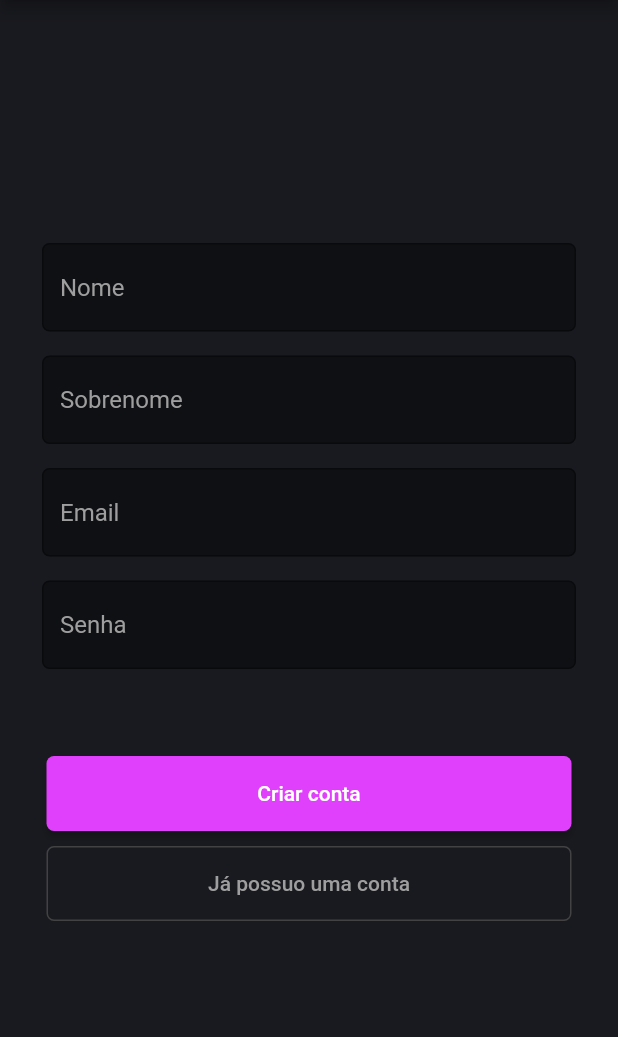
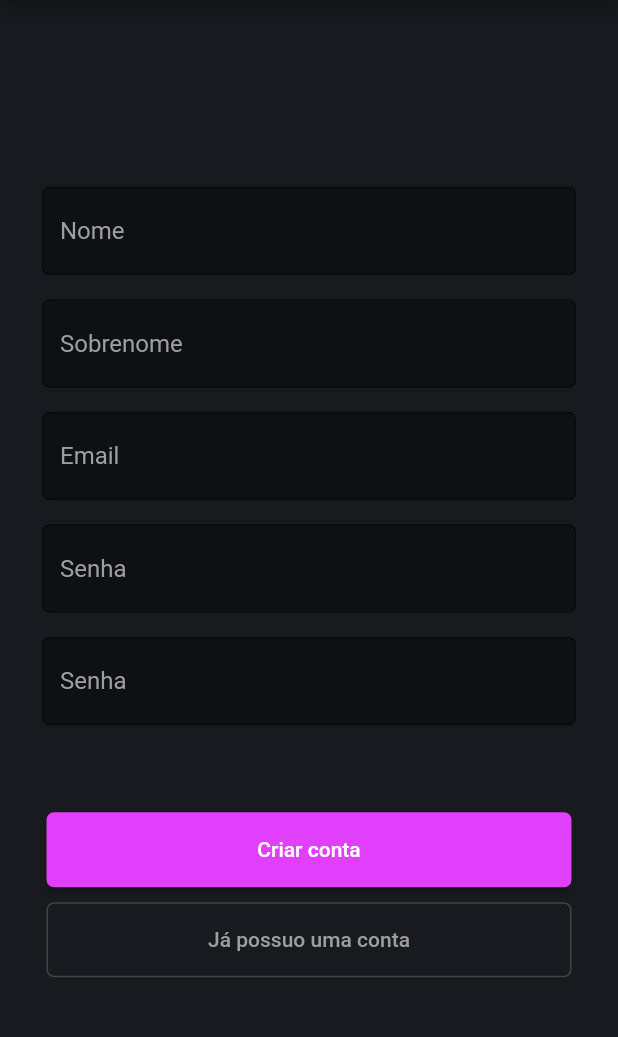
Before and after one commit to VagnerWillian/CreativeArt, a Flutter app: the screen it shows after launch, after a tap on "Criar uma conta", on a phone screen of 412 x 824 dp, the part 84-1121 px from its top. Run offline on Flutter 3.47's test engine with Material 2 defaults, Android fonts, the phone set to English and light mode, and no system bars; our stand-ins replace cloud_firestore, firebase_auth, firebase_storage, font_awesome_flutter, image_picker, shared_preferences; missing offline and left inert: bloc_pattern, call_to_all, image_crop; accounts and stored records are empty.

```diff
--- a/lib/blocs/user.bloc.dart
+++ /dev/null
@@ -1,28 +0,0 @@
-import 'package:bloc_pattern/bloc_pattern.dart';
-
-class UserBloc implements BlocBase{
-  @override
-  void addListener(listener) {
-    // TODO: implement addListener
-  }
-
-  @override
-  void dispose() {
-    // TODO: implement dispose
-  }
-
-  @override
-  // TODO: implement hasListeners
-  bool get hasListeners => null;
-
-  @override
-  void notifyListeners() {
-    // TODO: implement notifyListeners
-  }
-
-  @override
-  void removeListener(listener) {
-    // TODO: implement removeListener
-  }
-
-}
--- a/lib/componentes/textformfield/login.signup.input.dart
+++ b/lib/componentes/textformfield/login.signup.input.dart
@@ -1,12 +1,13 @@
 import 'package:flutter/material.dart';
 
-Widget TextInputCustom(String hint, {bool obscure}){
+Widget TextInputCustom(String hint, {bool obscure, TextEditingController controller}){
   return Container(
     decoration: BoxDecoration(
       borderRadius: BorderRadius.circular(5),
       color: Colors.black38,
     ),
     child: TextFormField(
+      controller: controller,
       obscureText: obscure ?? false,
       style: TextStyle(color: Colors.white),
       decoration: InputDecoration(
--- a/lib/tabs/signin.signup.tabs.dart
+++ b/lib/tabs/signin.signup.tabs.dart
@@ -4,6 +4,13 @@ import 'package:flutter/material.dart';
 class FormsTabs{
 
   TabController tabController;
+
+  TextEditingController nameController = TextEditingController();
+  TextEditingController sobrenameController = TextEditingController();
+  TextEditingController emailController = TextEditingController();
+  TextEditingController passController = TextEditingController();
+  TextEditingController confirmPassController = TextEditingController();
+
   FormsTabs({this.tabController});
 
   Widget LoginTab({TabController tabController}){
@@ -22,7 +29,7 @@ class FormsTabs{
                     decoration: BoxDecoration(
                       borderRadius: BorderRadius.circular(5),
                     ),
-                    child: TextInputCustom("Email")
+                    child: TextInputCustom("Email", controller: emailController)
                 ),
               ),
               Padding(
@@ -31,7 +38,7 @@ class FormsTabs{
                     decoration: BoxDecoration(
                       borderRadius: BorderRadius.circular(5),
                     ),
-                    child: TextInputCustom("Senha", obscure: true)
+                    child: TextInputCustom("Senha", obscure: true, controller: passController)
                 ),
               ),
               Container(
@@ -86,7 +93,7 @@ class FormsTabs{
                     decoration: BoxDecoration(
                       borderRadius: BorderRadius.circular(5),
                     ),
-                    child: TextInputCustom("Nome")
+                    child: TextInputCustom("Nome", controller: nameController)
                 ),
               ),
               Padding(
@@ -95,7 +102,7 @@ class FormsTabs{
                     decoration: BoxDecoration(
                       borderRadius: BorderRadius.circular(5),
                     ),
-                    child: TextInputCustom("Sobrenome")
+                    child: TextInputCustom("Sobrenome", controller: sobrenameController)
                 ),
               ),
               Padding(
@@ -104,7 +111,7 @@ class FormsTabs{
                     decoration: BoxDecoration(
                       borderRadius: BorderRadius.circular(5),
                     ),
-                    child: TextInputCustom("Email")
+                    child: TextInputCustom("Email", controller: emailController)
                 ),
               ),
               Padding(
@@ -113,7 +120,16 @@ class FormsTabs{
                     decoration: BoxDecoration(
                       borderRadius: BorderRadius.circular(5),
                     ),
-                    child: TextInputCustom("Senha", obscure: true)
+                    child: TextInputCustom("Senha", obscure: true, controller: passController)
+                ),
+              ),
+              Padding(
+                padding: const EdgeInsets.all(8.0),
+                child: Container(
+                    decoration: BoxDecoration(
+                      borderRadius: BorderRadius.circular(5),
+                    ),
+                    child: TextInputCustom("Senha", obscure: true, controller: confirmPassController)
                 ),
               ),
               Column(
```
Also changed, not shown: lib/services/background_service.dart (deleted, +0 -19 lines).
